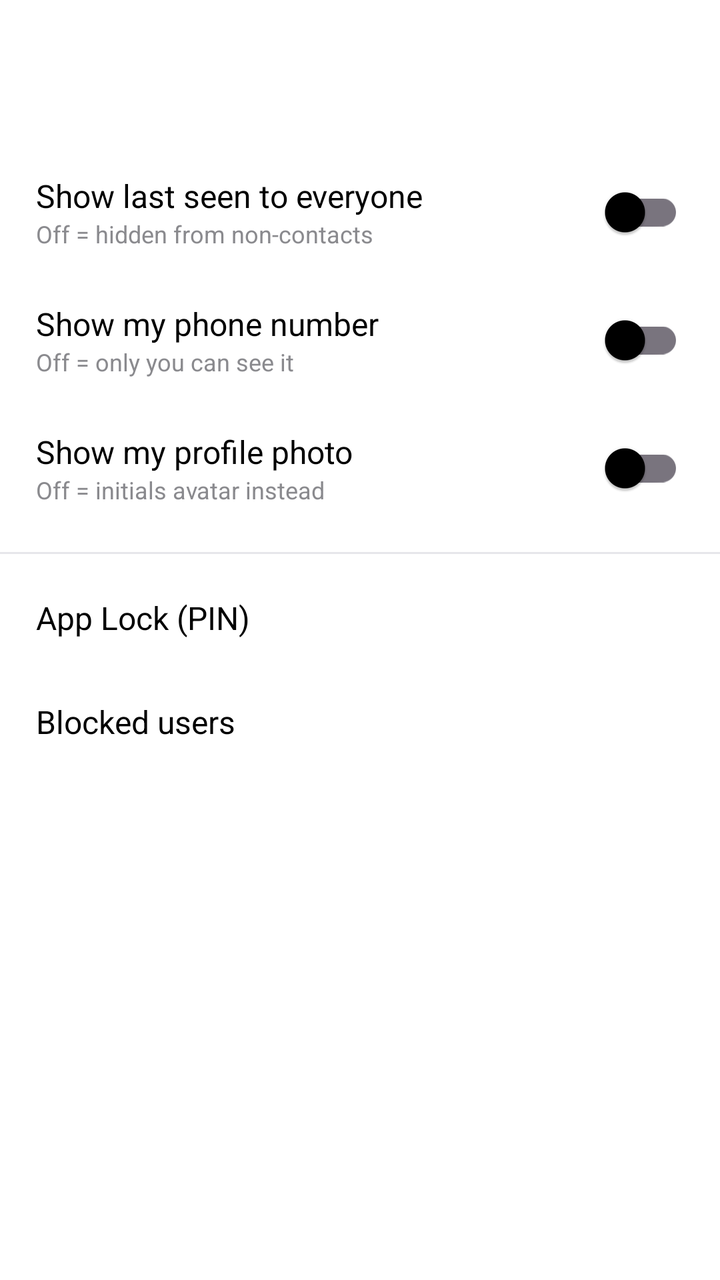
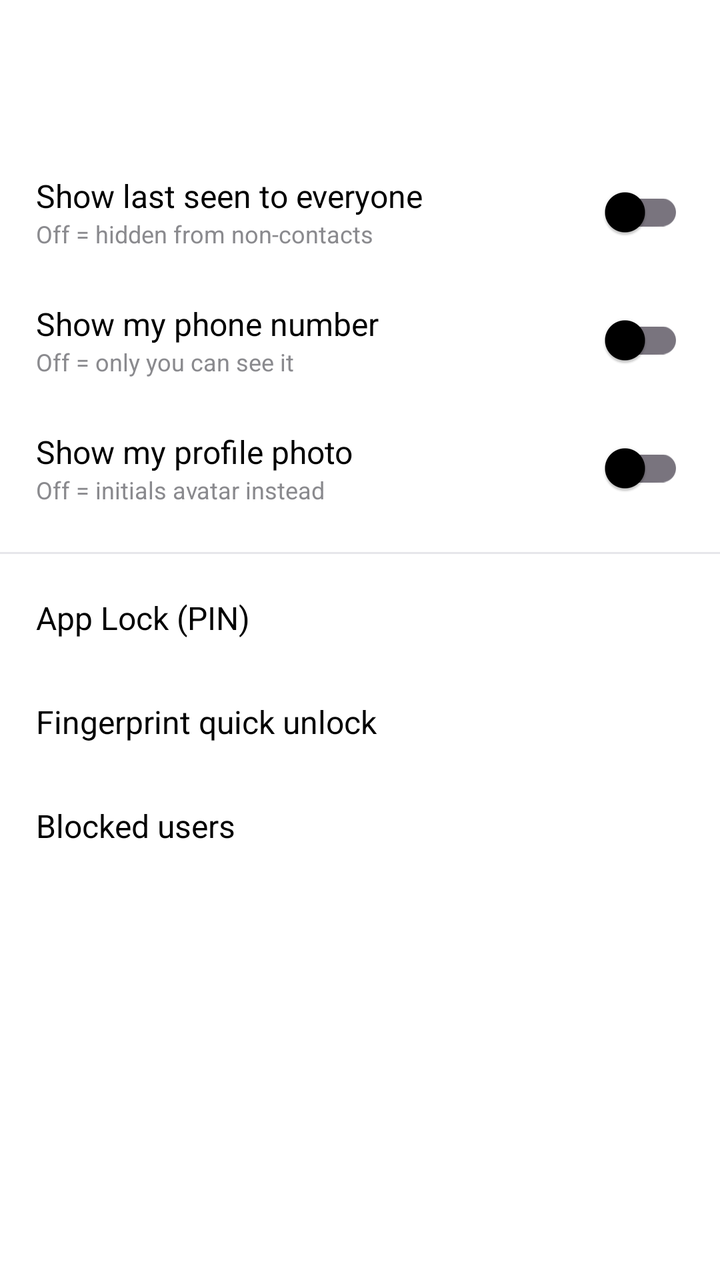

Before-and-after screenshots of an Android layout around one commit, followed by the original layout XML and the change that was made.
<!-- AndroidManifest.xml: application theme Theme.TelX -->
<!-- res/layout/activity_privacy.xml -->
<?xml version="1.0" encoding="utf-8"?>
<LinearLayout xmlns:android="http://schemas.android.com/apk/res/android"
    xmlns:app="http://schemas.android.com/apk/res-auto"
    android:layout_width="match_parent" android:layout_height="match_parent"
    android:orientation="vertical" android:background="@color/window_bg">
    <androidx.appcompat.widget.Toolbar android:id="@+id/privacy_toolbar"
        android:layout_width="match_parent" android:layout_height="?attr/actionBarSize"
        android:background="@color/toolbar_bg" app:titleTextColor="@color/text_primary" />
    <ScrollView android:layout_width="match_parent" android:layout_height="match_parent">
        <LinearLayout android:layout_width="match_parent" android:layout_height="wrap_content"
            android:orientation="vertical" android:paddingTop="10dp" android:paddingBottom="24dp">

            <LinearLayout android:layout_width="match_parent" android:layout_height="wrap_content"
                android:orientation="horizontal" android:gravity="center_vertical"
                android:paddingStart="18dp" android:paddingEnd="18dp" android:paddingTop="8dp" android:paddingBottom="8dp">
                <LinearLayout android:layout_width="0dp" android:layout_height="wrap_content"
                    android:layout_weight="1" android:orientation="vertical">
                    <TextView android:layout_width="wrap_content" android:layout_height="wrap_content"
                        android:text="Show last seen to everyone" android:textSize="16sp" android:textColor="@color/text_primary" />
                    <TextView android:layout_width="wrap_content" android:layout_height="wrap_content"
                        android:text="Off = hidden from non-contacts" android:textSize="12sp" android:textColor="@color/text_secondary" />
                </LinearLayout>
                <com.google.android.material.switchmaterial.SwitchMaterial android:id="@+id/sw_last_seen_everybody"
                    android:layout_width="wrap_content" android:layout_height="wrap_content" />
            </LinearLayout>

            <LinearLayout android:layout_width="match_parent" android:layout_height="wrap_content"
                android:orientation="horizontal" android:gravity="center_vertical"
                android:paddingStart="18dp" android:paddingEnd="18dp" android:paddingTop="8dp" android:paddingBottom="8dp">
                <LinearLayout android:layout_width="0dp" android:layout_height="wrap_content"
                    android:layout_weight="1" android:orientation="vertical">
                    <TextView android:layout_width="wrap_content" android:layout_height="wrap_content"
                        android:text="Show my phone number" android:textSize="16sp" android:textColor="@color/text_primary" />
                    <TextView android:layout_width="wrap_content" android:layout_height="wrap_content"
                        android:text="Off = only you can see it" android:textSize="12sp" android:textColor="@color/text_secondary" />
                </LinearLayout>
                <com.google.android.material.switchmaterial.SwitchMaterial android:id="@+id/sw_phone_visible"
                    android:layout_width="wrap_content" android:layout_height="wrap_content" />
            </LinearLayout>

            <LinearLayout android:layout_width="match_parent" android:layout_height="wrap_content"
                android:orientation="horizontal" android:gravity="center_vertical"
                android:paddingStart="18dp" android:paddingEnd="18dp" android:paddingTop="8dp" android:paddingBottom="8dp">
                <LinearLayout android:layout_width="0dp" android:layout_height="wrap_content"
                    android:layout_weight="1" android:orientation="vertical">
                    <TextView android:layout_width="wrap_content" android:layout_height="wrap_content"
                        android:text="Show my profile photo" android:textSize="16sp" android:textColor="@color/text_primary" />
                    <TextView android:layout_width="wrap_content" android:layout_height="wrap_content"
                        android:text="Off = initials avatar instead" android:textSize="12sp" android:textColor="@color/text_secondary" />
                </LinearLayout>
                <com.google.android.material.switchmaterial.SwitchMaterial android:id="@+id/sw_photo_visible"
                    android:layout_width="wrap_content" android:layout_height="wrap_content" />
            </LinearLayout>

            <View android:layout_width="match_parent" android:layout_height="1dp" android:background="@color/divider" android:layout_marginTop="10dp" android:layout_marginBottom="6dp" />

            <TextView android:id="@+id/row_applock" android:layout_width="match_parent" android:layout_height="52dp"
                android:gravity="center_vertical" android:paddingStart="18dp" android:paddingEnd="18dp"
                android:text="App Lock (PIN)" android:textSize="16sp" android:textColor="@color/text_primary"
                android:background="?android:attr/selectableItemBackground" />
            <TextView android:id="@+id/row_blocked" android:layout_width="match_parent" android:layout_height="52dp"
                android:gravity="center_vertical" android:paddingStart="18dp" android:paddingEnd="18dp"
                android:text="Blocked users" android:textSize="16sp" android:textColor="@color/text_primary"
                android:background="?android:attr/selectableItemBackground" />
        </LinearLayout>
    </ScrollView>
</LinearLayout>
<!-- resources referenced by this layout -->
<resources>
  <color name="divider">#E6E6EA</color>
  <color name="text_primary">#000000</color>
  <color name="text_secondary">#8A8A8E</color>
  <color name="toolbar_bg">#FFFFFF</color>
  <color name="window_bg">#FFFFFF</color>
  <style name="Theme.TelX" parent="Theme.Material3.DayNight">
          <item name="colorPrimary">@color/tg_blue</item>
          <item name="colorOnPrimary">#FFFFFF</item>
          <item name="colorPrimaryContainer">@color/tg_blue_light</item>
          <item name="colorSecondary">@color/tg_blue</item>
          <item name="android:colorBackground">@color/window_bg</item>
          <item name="colorSurface">@color/window_bg</item>
          <item name="colorOnSurface">@color/text_primary</item>
          <item name="android:statusBarColor">@color/toolbar_bg</item>
          <item name="android:windowLightStatusBar" tools:targetApi="23">true</item>
          <item name="android:navigationBarColor">@color/window_bg</item>
      </style>
  <color name="tg_blue">#3390EC</color>
  <color name="tg_blue_light">#E7F0FD</color>
</resources>

<!-- the commit's change to res/layout/activity_privacy.xml (unified diff, before → after) -->
@@ -58,6 +58,10 @@
                 android:gravity="center_vertical" android:paddingStart="18dp" android:paddingEnd="18dp"
                 android:text="App Lock (PIN)" android:textSize="16sp" android:textColor="@color/text_primary"
                 android:background="?android:attr/selectableItemBackground" />
+            <TextView android:id="@+id/row_biometric" android:layout_width="match_parent" android:layout_height="52dp"
+                android:gravity="center_vertical" android:paddingStart="18dp" android:paddingEnd="18dp"
+                android:text="Fingerprint quick unlock" android:textSize="16sp" android:textColor="@color/text_primary"
+                android:background="?android:attr/selectableItemBackground" />
             <TextView android:id="@+id/row_blocked" android:layout_width="match_parent" android:layout_height="52dp"
                 android:gravity="center_vertical" android:paddingStart="18dp" android:paddingEnd="18dp"
                 android:text="Blocked users" android:textSize="16sp" android:textColor="@color/text_primary"
